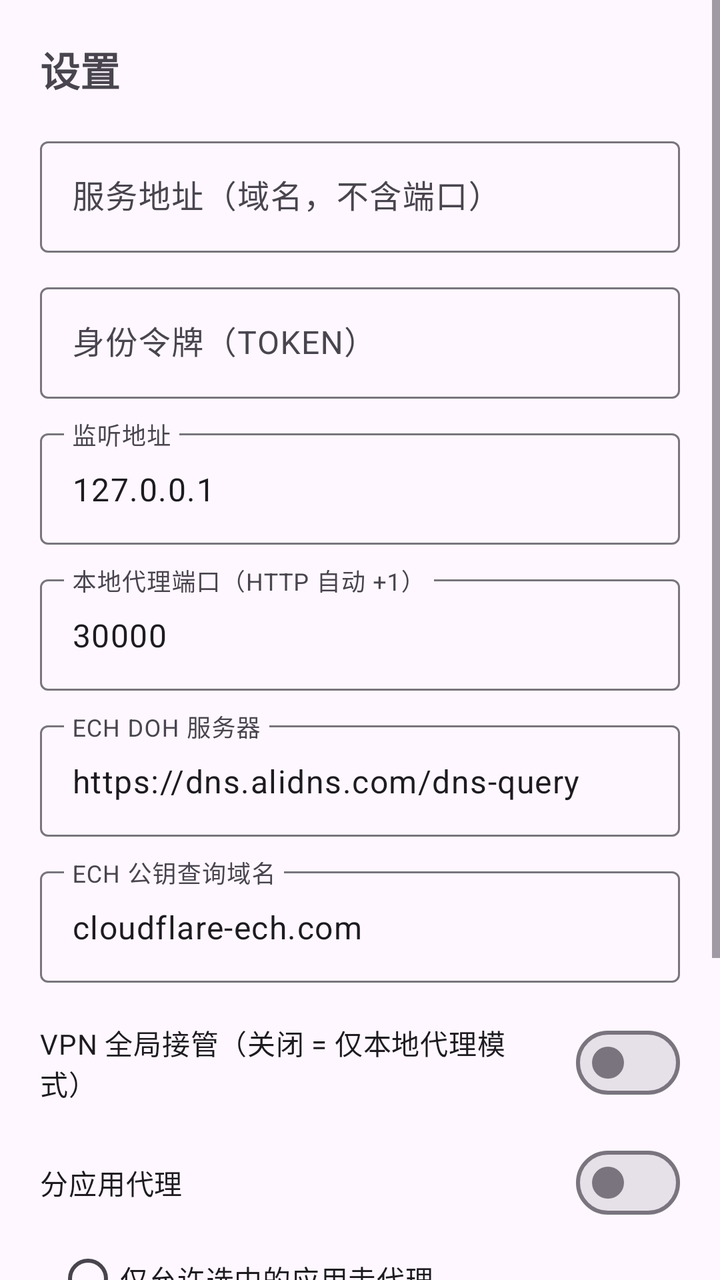
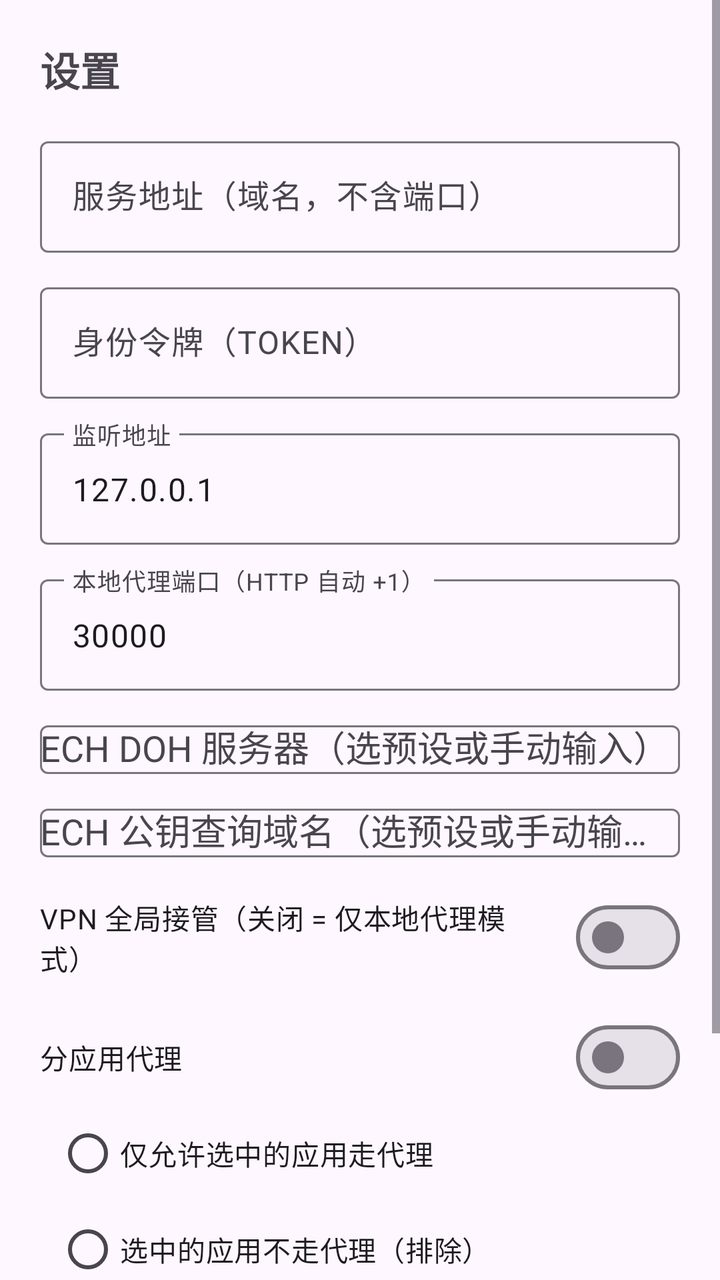

An Android layout rendered at two revisions. The XML below is the earlier revision; the diff shows what the commit changed to produce the second picture.
<!-- AndroidManifest.xml: application theme Theme.EchOS -->
<!-- res/layout/activity_settings.xml -->
<?xml version="1.0" encoding="utf-8"?>
<ScrollView xmlns:android="http://schemas.android.com/apk/res/android"
    android:layout_width="match_parent"
    android:layout_height="match_parent"
    android:fillViewport="true">

    <LinearLayout
        android:layout_width="match_parent"
        android:layout_height="wrap_content"
        android:orientation="vertical"
        android:padding="20dp">

        <TextView
            android:layout_width="match_parent"
            android:layout_height="wrap_content"
            android:text="设置"
            android:textSize="20sp"
            android:textStyle="bold"
            android:layout_marginBottom="16dp" />

        <com.google.android.material.textfield.TextInputLayout
            style="@style/Widget.Material3.TextInputLayout.OutlinedBox"
            android:layout_width="match_parent"
            android:layout_height="wrap_content"
            android:hint="服务地址（域名，不含端口）">

            <com.google.android.material.textfield.TextInputEditText
                android:id="@+id/editDomain"
                android:layout_width="match_parent"
                android:layout_height="wrap_content"
                android:inputType="textUri"
                android:singleLine="true" />
        </com.google.android.material.textfield.TextInputLayout>

        <com.google.android.material.textfield.TextInputLayout
            style="@style/Widget.Material3.TextInputLayout.OutlinedBox"
            android:layout_width="match_parent"
            android:layout_height="wrap_content"
            android:layout_marginTop="12dp"
            android:hint="身份令牌（TOKEN）">

            <com.google.android.material.textfield.TextInputEditText
                android:id="@+id/editToken"
                android:layout_width="match_parent"
                android:layout_height="wrap_content"
                android:inputType="text"
                android:singleLine="true" />
        </com.google.android.material.textfield.TextInputLayout>

        <com.google.android.material.textfield.TextInputLayout
            style="@style/Widget.Material3.TextInputLayout.OutlinedBox"
            android:layout_width="match_parent"
            android:layout_height="wrap_content"
            android:layout_marginTop="12dp"
            android:hint="监听地址">

            <com.google.android.material.textfield.TextInputEditText
                android:id="@+id/editListenAddr"
                android:layout_width="match_parent"
                android:layout_height="wrap_content"
                android:inputType="textUri"
                android:text="127.0.0.1"
                android:singleLine="true" />
        </com.google.android.material.textfield.TextInputLayout>

        <com.google.android.material.textfield.TextInputLayout
            style="@style/Widget.Material3.TextInputLayout.OutlinedBox"
            android:layout_width="match_parent"
            android:layout_height="wrap_content"
            android:layout_marginTop="12dp"
            android:hint="本地代理端口（HTTP 自动 +1）">

            <com.google.android.material.textfield.TextInputEditText
                android:id="@+id/editListenPort"
                android:layout_width="match_parent"
                android:layout_height="wrap_content"
                android:inputType="number"
                android:text="30000"
                android:singleLine="true" />
        </com.google.android.material.textfield.TextInputLayout>

        <com.google.android.material.textfield.TextInputLayout
            style="@style/Widget.Material3.TextInputLayout.OutlinedBox"
            android:layout_width="match_parent"
            android:layout_height="wrap_content"
            android:layout_marginTop="12dp"
            android:hint="ECH DOH 服务器">

            <com.google.android.material.textfield.TextInputEditText
                android:id="@+id/editDoh"
                android:layout_width="match_parent"
                android:layout_height="wrap_content"
                android:inputType="textUri"
                android:text="https://dns.alidns.com/dns-query"
                android:singleLine="true" />
        </com.google.android.material.textfield.TextInputLayout>

        <com.google.android.material.textfield.TextInputLayout
            style="@style/Widget.Material3.TextInputLayout.OutlinedBox"
            android:layout_width="match_parent"
            android:layout_height="wrap_content"
            android:layout_marginTop="12dp"
            android:hint="ECH 公钥查询域名">

            <com.google.android.material.textfield.TextInputEditText
                android:id="@+id/editEch"
                android:layout_width="match_parent"
                android:layout_height="wrap_content"
                android:inputType="textUri"
                android:text="cloudflare-ech.com"
                android:singleLine="true" />
        </com.google.android.material.textfield.TextInputLayout>

        <com.google.android.material.materialswitch.MaterialSwitch
            android:id="@+id/switchVpn"
            android:layout_width="match_parent"
            android:layout_height="wrap_content"
            android:layout_marginTop="16dp"
            android:text="VPN 全局接管（关闭 = 仅本地代理模式）" />

        
        <com.google.android.material.materialswitch.MaterialSwitch
            android:id="@+id/switchAppFilter"
            android:layout_width="match_parent"
            android:layout_height="wrap_content"
            android:layout_marginTop="12dp"
            android:text="分应用代理" />

        <RadioGroup
            android:id="@+id/rgAppMode"
            android:layout_width="match_parent"
            android:layout_height="wrap_content"
            android:layout_marginStart="8dp"
            android:orientation="vertical">

            <RadioButton
                android:id="@+id/rbAllow"
                android:layout_width="match_parent"
                android:layout_height="wrap_content"
                android:text="仅允许选中的应用走代理" />

            <RadioButton
                android:id="@+id/rbExclude"
                android:layout_width="match_parent"
                android:layout_height="wrap_content"
                android:text="选中的应用不走代理（排除）" />
        </RadioGroup>

        <com.google.android.material.button.MaterialButton
            android:id="@+id/btnPickApps"
            style="@style/Widget.Material3.Button.OutlinedButton"
            android:layout_width="match_parent"
            android:layout_height="wrap_content"
            android:layout_marginTop="4dp"
            android:text="选择应用（已选 0 个）" />

        <com.google.android.material.button.MaterialButton
            android:id="@+id/btnSave"
            android:layout_width="match_parent"
            android:layout_height="wrap_content"
            android:layout_marginTop="24dp"
            android:text="保存" />
    </LinearLayout>
</ScrollView>
<!-- resources referenced by this layout -->
<resources>
  <style name="Theme.EchOS" parent="Theme.Material3.DayNight.NoActionBar" />
</resources>

<!-- the commit's change to res/layout/activity_settings.xml (unified diff, before → after) -->
@@ -80,34 +80,32 @@
         </com.google.android.material.textfield.TextInputLayout>
 
         <com.google.android.material.textfield.TextInputLayout
-            style="@style/Widget.Material3.TextInputLayout.OutlinedBox"
+            style="@style/Widget.Material3.TextInputLayout.ExposedDropdownMenu"
             android:layout_width="match_parent"
             android:layout_height="wrap_content"
             android:layout_marginTop="12dp"
-            android:hint="ECH DOH 服务器">
+            android:hint="ECH DOH 服务器（选预设或手动输入）">
 
-            <com.google.android.material.textfield.TextInputEditText
-                android:id="@+id/editDoh"
+            <AutoCompleteTextView
+                android:id="@+id/spinnerDoh"
                 android:layout_width="match_parent"
                 android:layout_height="wrap_content"
                 android:inputType="textUri"
-                android:text="https://dns.alidns.com/dns-query"
                 android:singleLine="true" />
         </com.google.android.material.textfield.TextInputLayout>
 
         <com.google.android.material.textfield.TextInputLayout
-            style="@style/Widget.Material3.TextInputLayout.OutlinedBox"
+            style="@style/Widget.Material3.TextInputLayout.ExposedDropdownMenu"
             android:layout_width="match_parent"
             android:layout_height="wrap_content"
             android:layout_marginTop="12dp"
-            android:hint="ECH 公钥查询域名">
+            android:hint="ECH 公钥查询域名（选预设或手动输入）">
 
-            <com.google.android.material.textfield.TextInputEditText
-                android:id="@+id/editEch"
+            <AutoCompleteTextView
+                android:id="@+id/spinnerEch"
                 android:layout_width="match_parent"
                 android:layout_height="wrap_content"
                 android:inputType="textUri"
-                android:text="cloudflare-ech.com"
                 android:singleLine="true" />
         </com.google.android.material.textfield.TextInputLayout>
 
